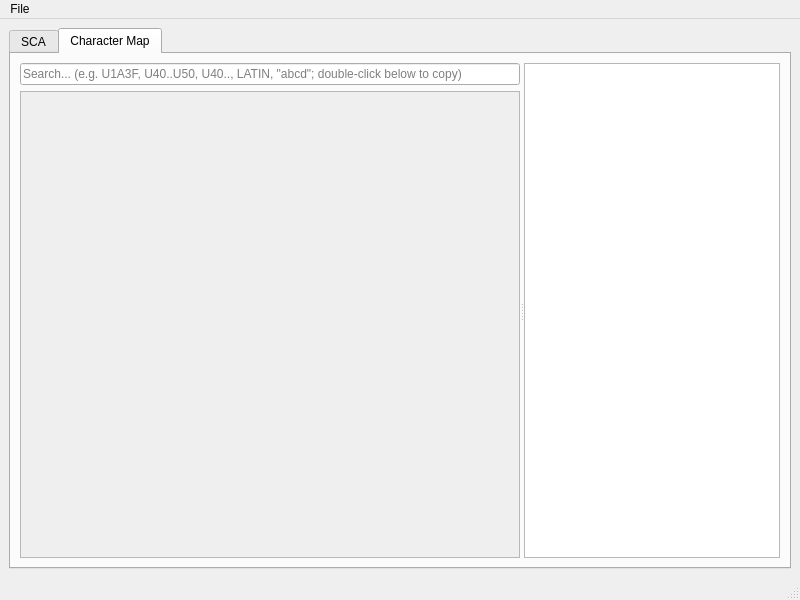
First picture: the form in ui/MainWindow.ui, repository Sirraide/smyth, before the edit.
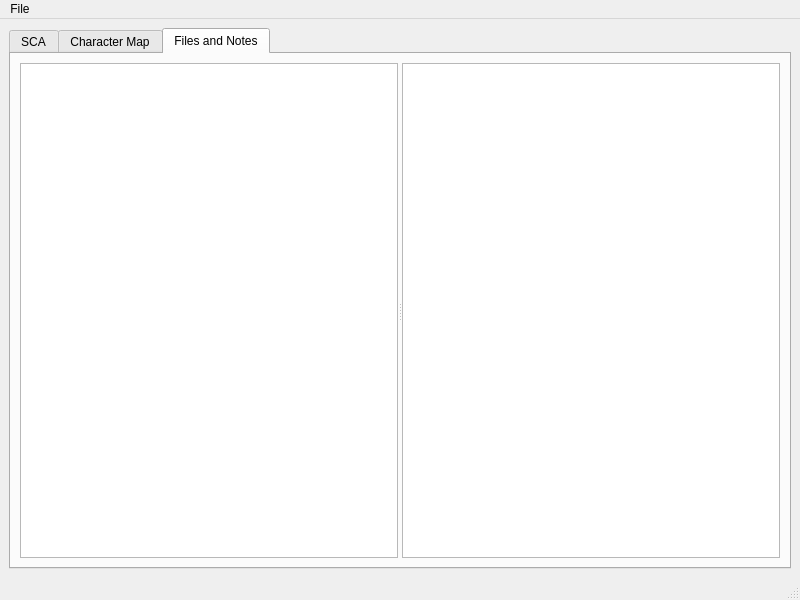
Second picture: the form after the edit. Custom widgets are drawn as their Qt base class.

Commit message: [UI] Add tree view tab in preparation for adding a proper VFS

```diff
--- a/ui/MainWindow.ui
+++ b/ui/MainWindow.ui
@@ -23,8 +23,14 @@
    <layout class="QVBoxLayout" name="verticalLayout_2">
     <item>
      <widget class="QTabWidget" name="main_tabs">
+      <property name="tabShape">
+       <enum>QTabWidget::Rounded</enum>
+      </property>
       <property name="currentIndex">
-       <number>1</number>
+       <number>2</number>
+      </property>
+      <property name="movable">
+       <bool>false</bool>
       </property>
       <widget class="QWidget" name="sca_tab">
        <attribute name="title">
@@ -718,6 +724,59 @@
         </item>
        </layout>
       </widget>
+      <widget class="QWidget" name="vfs_tab">
+       <attribute name="title">
+        <string>Files and Notes</string>
+       </attribute>
+       <layout class="QHBoxLayout" name="horizontalLayout_10">
+        <item>
+         <widget class="QFrame" name="vfs_frame">
+          <property name="frameShape">
+           <enum>QFrame::NoFrame</enum>
+          </property>
+          <property name="frameShadow">
+           <enum>QFrame::Plain</enum>
+          </property>
+          <layout class="QHBoxLayout" name="horizontalLayout_9">
+           <property name="leftMargin">
+            <number>0</number>
+           </property>
+           <property name="topMargin">
+            <number>0</number>
+           </property>
+           <property name="rightMargin">
+            <number>0</number>
+           </property>
+           <property name="bottomMargin">
+            <number>0</number>
+           </property>
+           <item>
+            <widget class="QSplitter" name="vfs_splitter">
+             <property name="orientation">
+              <enum>Qt::Horizontal</enum>
+             </property>
+             <property name="opaqueResize">
+              <bool>true</bool>
+             </property>
+             <widget class="QTreeView" name="vfs_tree_view">
+              <property name="contextMenuPolicy">
+               <enum>Qt::CustomContextMenu</enum>
+              </property>
+              <property name="animated">
+               <bool>true</bool>
+              </property>
+              <attribute name="headerVisible">
+               <bool>false</bool>
+              </attribute>
+             </widget>
+             <widget class="smyth::ui::SmythRichTextEdit" name="vfs_text_edit"/>
+            </widget>
+           </item>
+          </layout>
+         </widget>
+        </item>
+       </layout>
+      </widget>
      </widget>
     </item>
    </layout>
```
Left out of the diff: 17 changed lines with no effect on the pictures. The commit also changes 8 other files.
